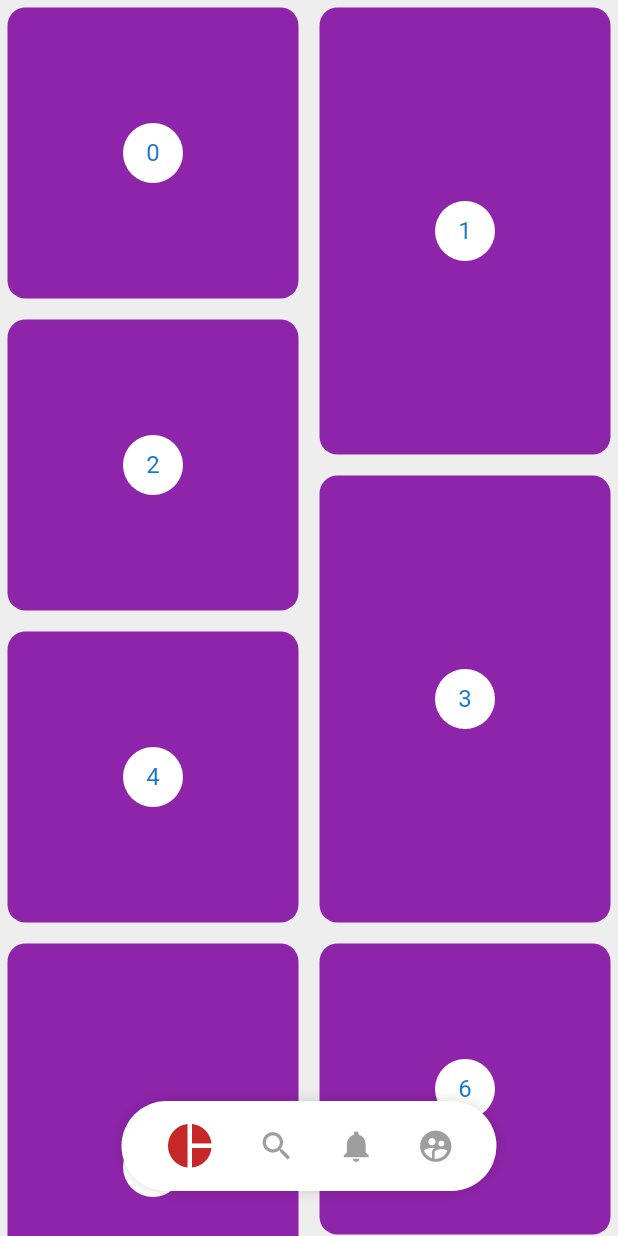
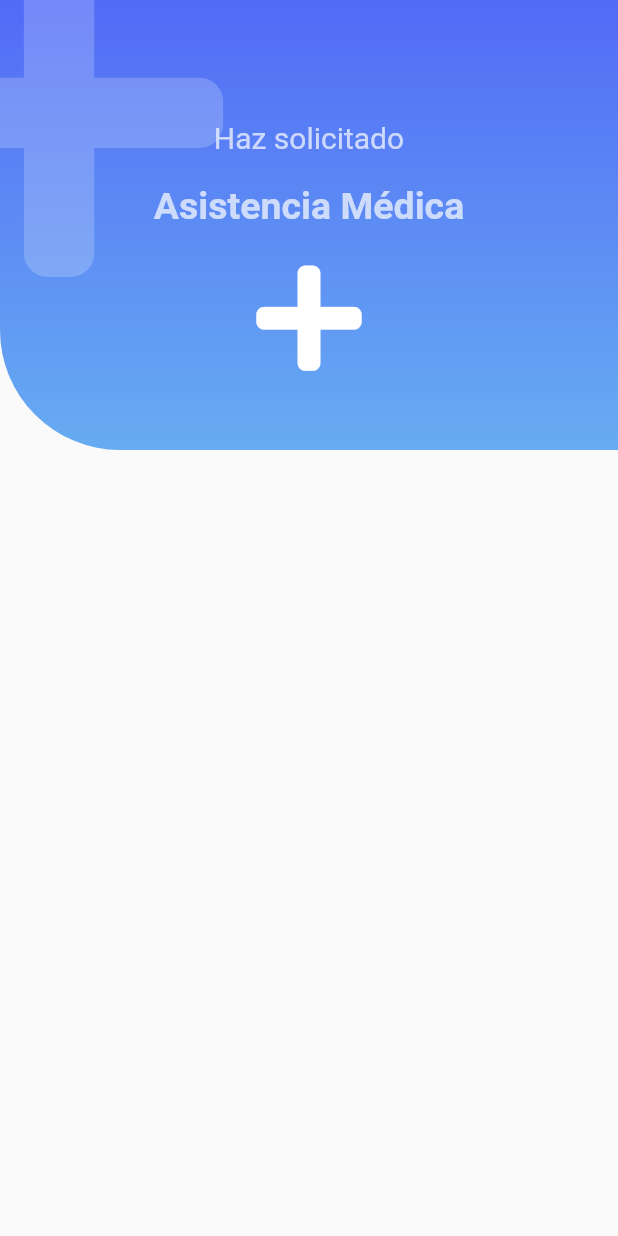
Before and after one commit to KikeSan/ClasesFlutter-2, a Flutter app: the screen it shows after launch, on a phone screen of 412 x 824 dp. Run offline on Flutter 3.47's test engine with Material 2 defaults, Android fonts, the phone set to English and light mode, and no system bars; our stand-ins replace flutter_svg, font_awesome_flutter.

Commit message:
Fontawesome icons

```diff
--- a/headers/lib/main.dart
+++ b/headers/lib/main.dart
@@ -1,4 +1,5 @@
 import 'package:flutter/material.dart';
+import 'package:headers/src/pages/emergency_page.dart';
 import 'package:headers/src/pages/pinterest_page.dart';
 import 'package:headers/src/pages/slideshow_page.dart';
 
@@ -17,6 +18,6 @@ class MyApp extends StatelessWidget {
     return MaterialApp(
         debugShowCheckedModeBanner: false,
         title: 'Diseños App',
-        home: PinterestPage());
+        home: EmergencyPage());
   }
 }
--- /dev/null
+++ b/headers/lib/src/pages/emergency_page.dart
@@ -0,0 +1,12 @@
+import 'package:flutter/material.dart';
+import 'package:headers/src/widgets/headers.dart';
+
+class EmergencyPage extends StatelessWidget {
+
+  @override
+  Widget build(BuildContext context) {
+    return Scaffold(
+      body: IconHeader(),
+    );
+  }
+}
--- a/headers/lib/src/widgets/headers.dart
+++ b/headers/lib/src/widgets/headers.dart
@@ -1,4 +1,5 @@
 import 'package:flutter/material.dart';
+import 'package:font_awesome_flutter/font_awesome_flutter.dart';
 
 class HeaderCuadrado extends StatelessWidget {
   @override
@@ -289,3 +290,53 @@ class _HeaderWaveGradientPainter extends CustomPainter {
     return true;
   }
 }
+
+/*
+HeaDER Emergency
+ */
+
+class IconHeader extends StatelessWidget {
+  @override
+  Widget build(BuildContext context) {
+    final Color colorBlanco = Colors.white.withOpacity(0.7);
+    return Stack(
+      children: <Widget>[
+        _IconHeaderBackground(),
+        Positioned(
+          top: -50,
+          left: -70,
+          child: FaIcon(FontAwesomeIcons.plus, size: 250, color: Colors.white.withOpacity(0.2),)
+        ),
+        Column(
+          children: <Widget>[
+            SizedBox(height: 80,width: double.infinity,),
+            Text('Haz solicitado', style: TextStyle(fontSize: 20, color: colorBlanco)),
+            SizedBox(height: 20),
+            Text('Asistencia Médica', style: TextStyle(fontSize: 25, color: colorBlanco, fontWeight: FontWeight.bold)),
+            SizedBox(height:20),
+            FaIcon(FontAwesomeIcons.plus, size: 80, color: Colors.white,)
+          ],
+        )
+      ],
+    );
+  }
+}
+
+class _IconHeaderBackground extends StatelessWidget {
+  @override
+  Widget build(BuildContext context) {
+    return Container(
+      width: double.infinity,
+      height: 300,
+      decoration: BoxDecoration(
+        borderRadius: BorderRadius.only(
+            bottomLeft: Radius.circular(80)),
+        gradient: LinearGradient(
+          begin: Alignment.topCenter,
+          end: Alignment.bottomCenter,
+          colors: <Color>[Color(0xff526bf6), Color(0xff67acf2),]
+        )
+      ),
+    );
+  }
+}
--- a/headers/pubspec.yaml
+++ b/headers/pubspec.yaml
@@ -31,6 +31,7 @@ dependencies:
   flutter_svg: ^0.19.1
   provider: ^4.0.4
   flutter_staggered_grid_view: ^0.3.2
+  font_awesome_flutter: ^8.10.0
 
 dev_dependencies:
   flutter_test:
```
Also changed, not shown: headers/pubspec.lock.
